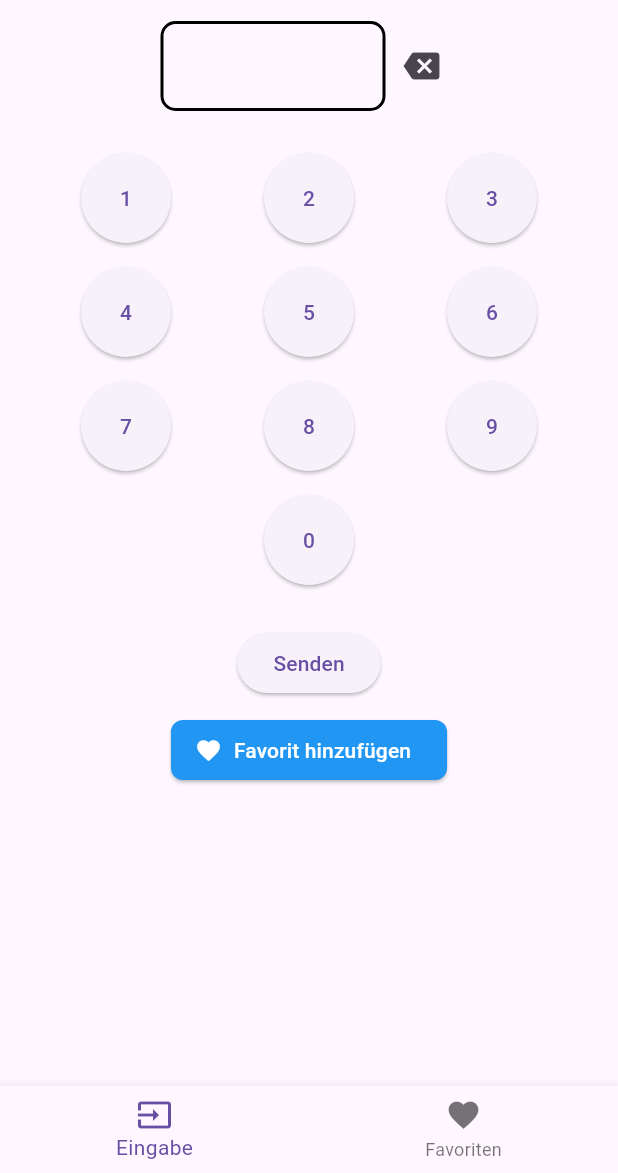
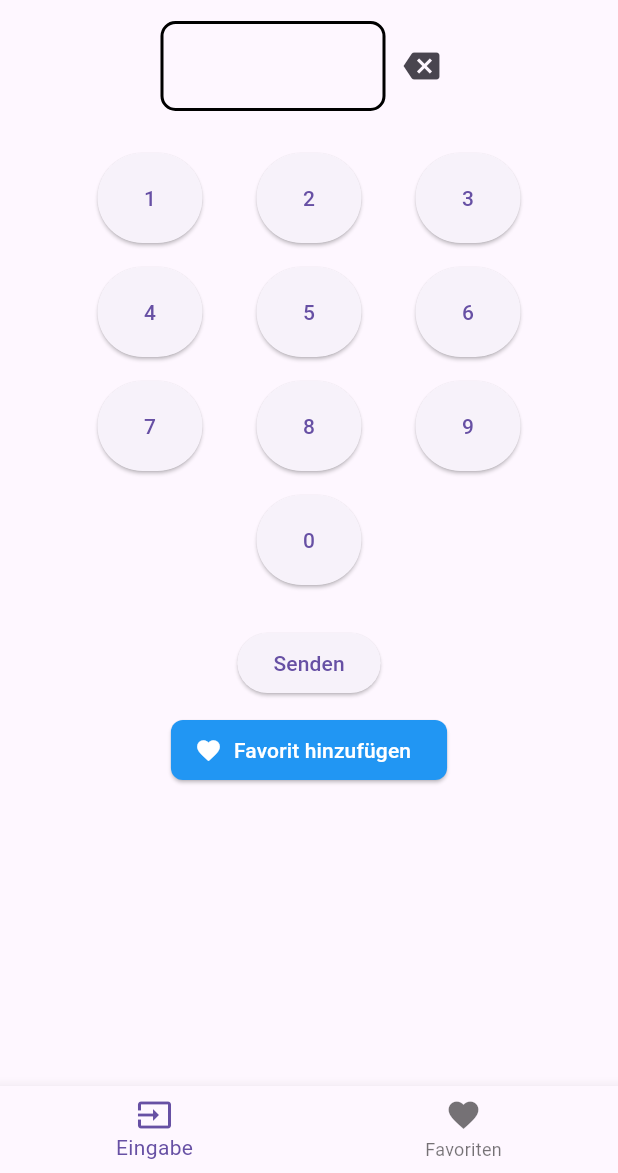
Before and after one commit to matatoMatata94/flash_meter, a Flutter app: the screen it shows after launch, on a phone screen of 412 x 824 dp, the part 63-1236 px from its top. Run offline on Flutter 3.47's test engine with Material 3 defaults, Android fonts, the phone set to English and light mode, and no system bars; our stand-ins replace shared_preferences; missing offline and left inert: torch_light.

Commit message:
Created AddToFavoritesButton

```diff
--- a/lib/view/input_page.dart
+++ b/lib/view/input_page.dart
@@ -58,41 +58,24 @@ class _InputPageState extends State<InputPage> {
             ],
           ),
           const SizedBox(height: 20),
-          Column(
-            children: [
-              Row(
-                mainAxisAlignment: MainAxisAlignment.spaceEvenly,
+          SizedBox(
+            width: 300,
+            child: Wrap(
+              alignment: WrapAlignment.center,
+              spacing: 20,
               children: [
                 buildNumberButton('1'),
                 buildNumberButton('2'),
                 buildNumberButton('3'),
-                ],
-              ),
-              Row(
-                mainAxisAlignment: MainAxisAlignment.spaceEvenly,
-                children: [
                 buildNumberButton('4'),
                 buildNumberButton('5'),
                 buildNumberButton('6'),
-                ],
-              ),
-              Row(
-                mainAxisAlignment: MainAxisAlignment.spaceEvenly,
-                children: [
                 buildNumberButton('7'),
                 buildNumberButton('8'),
                 buildNumberButton('9'),
+                buildNumberButton('0'),
               ],
             ),
-              Row(
-                mainAxisAlignment: MainAxisAlignment.spaceEvenly,
-                children: [
-                  const Expanded(child: SizedBox.shrink()),
-                  buildNumberButton('0'),
-                  const Expanded(child: SizedBox.shrink()),
-                ],
-              ),
-            ],
           ),
           const SizedBox(height: 20),
           Column(
@@ -105,19 +88,13 @@ class _InputPageState extends State<InputPage> {
                 child: const Text('Senden'),
               ),
               const SizedBox(height: 10),
-              ElevatedButton.icon(
-                onPressed: () {
+              AddToFavoritesButton(
+                titleController: widget.titleController,
+                inputNumber: inputNumber,
+                context: context,
+                showAddFavoritePopup: () {
                   showAddFavoritePopup(context, widget.titleController);
                 },
-                icon: const Icon(Icons.favorite),
-                label: const Text('Favorit hinzufügen'),
-                style: ElevatedButton.styleFrom(
-                  foregroundColor: Colors.white,
-                  backgroundColor: Colors.blue,
-                  shape: RoundedRectangleBorder(
-                    borderRadius: BorderRadius.circular(8.0),
-                  ),
-                ),
               ),
             ],
           ),
@@ -131,7 +108,7 @@ class _InputPageState extends State<InputPage> {
       padding: const EdgeInsets.all(8.0),
       child: ElevatedButton(
         style: ElevatedButton.styleFrom(
-          minimumSize: const Size(60, 60),
+          minimumSize: const Size(70, 60),
         ),
         onPressed: () {
           widget.controller.updateInputFieldFromInput(label);
@@ -162,18 +139,18 @@ class _InputPageState extends State<InputPage> {
           ),
           actions: <Widget>[
             TextButton(
+              child: const Text("Abbrechen"),
               onPressed: () {
                 Navigator.of(context).pop();
               },
-              child: const Text("Abbrechen"),
             ),
             TextButton(
+              child: const Text("Hinzufügen"),
               onPressed: () {
                 widget.controller
                     .addFavorite(titleController.text, inputNumber);
                 Navigator.of(context).pop();
               },
-              child: const Text("Hinzufügen"),
             ),
           ],
         );
@@ -181,3 +158,35 @@ class _InputPageState extends State<InputPage> {
     );
   }
 }
+
+class AddToFavoritesButton extends StatelessWidget {
+  final TextEditingController titleController;
+  final String inputNumber;
+  final VoidCallback showAddFavoritePopup;
+  final BuildContext context;
+
+  const AddToFavoritesButton({
+    required this.titleController,
+    required this.inputNumber,
+    required this.showAddFavoritePopup,
+    required this.context,
+  });
+
+  @override
+  Widget build(BuildContext context) {
+    return ElevatedButton.icon(
+      onPressed: () {
+        showAddFavoritePopup;
+      },
+      icon: const Icon(Icons.favorite),
+      label: const Text('Favorit hinzufügen'),
+      style: ElevatedButton.styleFrom(
+        foregroundColor: Colors.white,
+        backgroundColor: Colors.blue,
+        shape: RoundedRectangleBorder(
+          borderRadius: BorderRadius.circular(8.0),
+        ),
+      ),
+    );
+  }
+}
```
Lines whose indentation alone changed are shown as unchanged.
